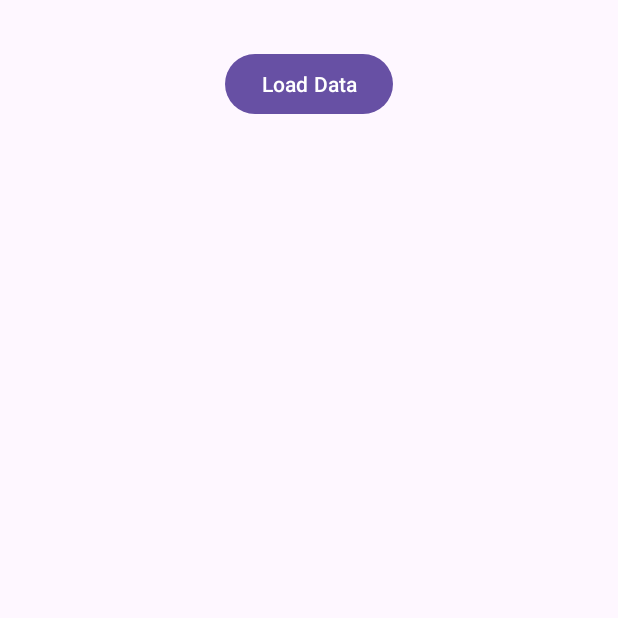
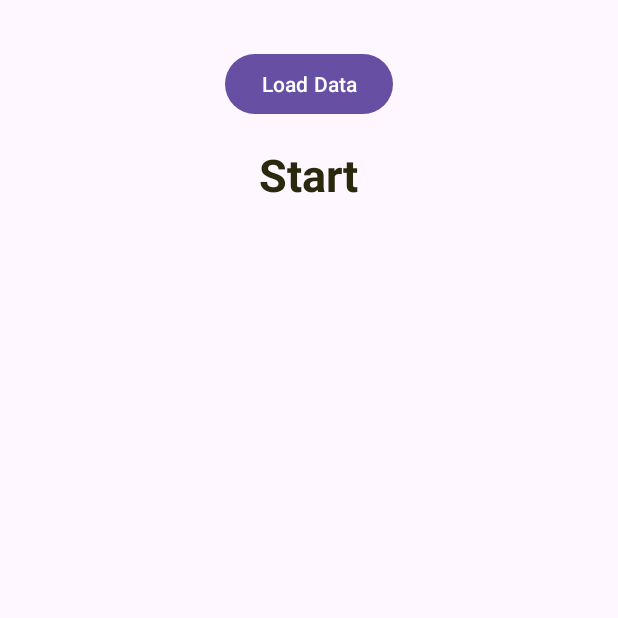
Before and after one commit to Hee-Tak/restTest, an Android app: the screen it shows after launch (MainActivity), after a tap on "Load Data", on a phone screen of 412 x 824 dp, the top half of it. Run offline under Robolectric (Android 15) with nearby library versions, the phone set to English and light mode, and no system bars; our stand-ins replace data binding.

```diff
--- a/app/src/main/AndroidManifest.xml
+++ b/app/src/main/AndroidManifest.xml
@@ -1,6 +1,8 @@
 <?xml version="1.0" encoding="utf-8"?>
 <manifest xmlns:android="http://schemas.android.com/apk/res/android"
     xmlns:tools="http://schemas.android.com/tools">
+
+    <uses-permission android:name="android.permission.INTERNET"/>
 
     <application
         android:allowBackup="true"
--- a/app/src/main/java/com/tak/dummyfreeapi/MainActivity.kt
+++ b/app/src/main/java/com/tak/dummyfreeapi/MainActivity.kt
@@ -2,6 +2,8 @@ package com.tak.dummyfreeapi
 
 import androidx.appcompat.app.AppCompatActivity
 import android.os.Bundle
+import android.os.SystemClock
+import android.util.Log
 import android.view.View
 import androidx.activity.viewModels
 import androidx.databinding.DataBindingUtil
@@ -31,7 +33,7 @@ class MainActivity : AppCompatActivity() {
 
         binding.loadDataButton.setOnClickListener {
             //액티비티가 종료되지 않은 상태에서만 데이터를 가져오도록 확인
-            if(!isFinishing) {
+            if(!isFinishing && !isDestroyed) {
                 viewModel.getPosts()
             }
         }
@@ -39,16 +41,21 @@ class MainActivity : AppCompatActivity() {
         observeViewModel()
     }
 
+    override fun onStop() {
+        super.onStop()
+        viewModel.posts.removeObservers(this)
+    }
+
     override fun onDestroy() {
         super.onDestroy()
-
-
+        Log.d("MainActivity", "onDestroy called")
     }
 
     private fun observeViewModel() {
         viewModel.posts.observe(this, Observer{posts ->
             //데이터가 변경될 때마다 호출되는 부분
             binding.resultTextView.text = posts.joinToString("\n") { it.title }
+            SystemClock.sleep(1000)
 
         })
     }
--- a/app/src/main/java/com/tak/dummyfreeapi/MyViewModel.kt
+++ b/app/src/main/java/com/tak/dummyfreeapi/MyViewModel.kt
@@ -9,6 +9,7 @@ import kotlinx.coroutines.launch
 import retrofit2.Retrofit
 import retrofit2.converter.gson.GsonConverterFactory
 import java.lang.Exception
+import kotlin.concurrent.thread
 
 class MyViewModel : ViewModel() {
 
@@ -40,7 +41,10 @@ class MyViewModel : ViewModel() {
                     //posts?.forEach {
                     //    println("Post Title: ${it.title}")
                     //}
-                    _posts.postValue(posts!!)
+                    thread {
+                        _posts.postValue(posts!!)
+                    }
+
                 } else {
                     // 오류 처리
                     //println("Error: ${response.code()}")
@@ -49,6 +53,7 @@ class MyViewModel : ViewModel() {
 
             } catch (e:Exception){
                 e.printStackTrace()
+                Log.e("MyViewmModel", "Error: ${e.message}")
             }
 
         }
--- a/app/src/main/res/layout/activity_main.xml
+++ b/app/src/main/res/layout/activity_main.xml
@@ -40,11 +40,17 @@
             android:id="@+id/resultTextView"
             android:layout_width="wrap_content"
             android:layout_height="wrap_content"
-            android:text=""
+            android:text="Start"
+            android:textStyle="bold"
+            android:textSize="30dp"
+            android:textColor="#28290d"
             android:layout_below="@id/loadDataButton"
             android:layout_centerHorizontal="true"
             android:layout_marginTop="16dp"/>
+
     </RelativeLayout>
+
+
 </layout>
 
 
```
